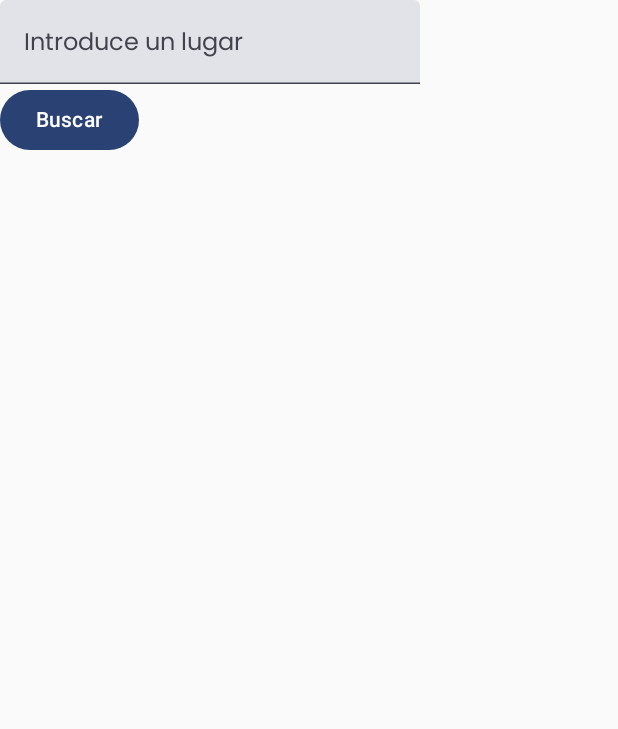
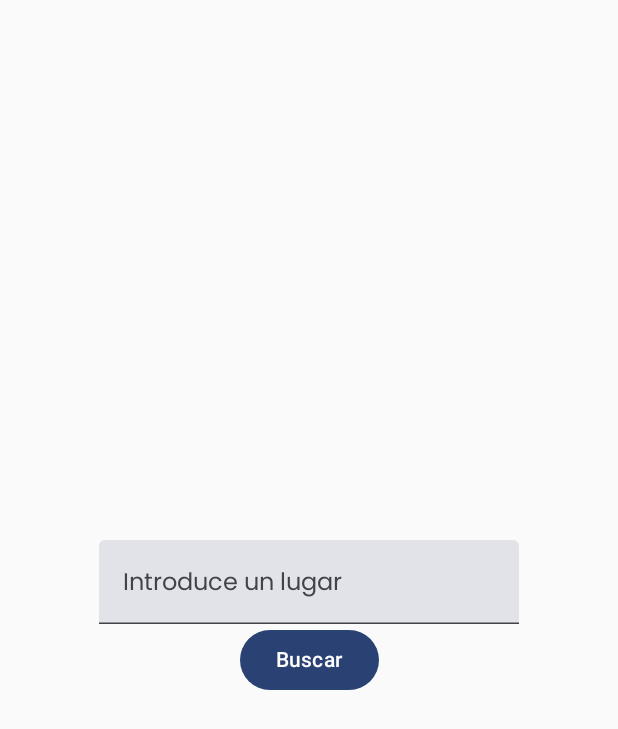
Before and after one commit to beamm536/tfgViajes, an Android app built with Jetpack Compose: the screen it shows after launch (MainActivity), on a phone screen of 412 x 824 dp. Shown: the top 729 px of the screen. Run offline under Robolectric (Android 15) with nearby library versions, the phone set to English and light mode, and no system bars; our stand-ins replace Firebase (no records; nobody signed in at launch, a user with empty details on screens opened directly); pictures from the network do not load.

Commit message:
tamaño mapa ampliado :000

```diff
--- a/app/src/main/java/com/appclass/myapplication/ui/screens/mapbox/MapBox.kt
+++ b/app/src/main/java/com/appclass/myapplication/ui/screens/mapbox/MapBox.kt
@@ -1,7 +1,9 @@
 package com.appclass.myapplication.ui.screens.mapbox
 
 
+import androidx.compose.foundation.layout.Box
 import androidx.compose.foundation.layout.Column
+import androidx.compose.foundation.layout.fillMaxSize
 import androidx.compose.foundation.lazy.LazyColumn
 import androidx.compose.foundation.lazy.items
 import androidx.compose.material3.Button
@@ -13,6 +15,8 @@ import androidx.compose.runtime.getValue
 import androidx.compose.runtime.mutableStateOf
 import androidx.compose.runtime.remember
 import androidx.compose.runtime.setValue
+import androidx.compose.ui.Alignment
+import androidx.compose.ui.Modifier
 import androidx.lifecycle.viewmodel.compose.viewModel
 import androidx.navigation.NavController
 import coil.compose.AsyncImage
@@ -84,7 +88,13 @@ fun MapBox(navController: NavController, viewModel: MapBoxViewModel) {
     val geocodingResult = viewModel.geocodingResult.collectAsState()
     val staticMapUrl by viewModel.staticMapUrl.collectAsState()
 
-    Column {
+    Box(
+        modifier = Modifier.fillMaxSize(),
+        contentAlignment = Alignment.Center
+    ) {
+        Column(
+            horizontalAlignment = Alignment.CenterHorizontally // Opcional, centra contenido horizontalmente dentro de la Column
+        ) {
         TextField(
             value = query,
             onValueChange = { query = it },
@@ -114,5 +124,6 @@ fun MapBox(navController: NavController, viewModel: MapBoxViewModel) {
          * el problema de que esto estuviera mal, era la importación de Feature en Geocoding
          */
 
+        }
     }
 }
--- a/app/src/main/java/com/appclass/myapplication/ui/screens/mapbox/MapBoxViewModel.kt
+++ b/app/src/main/java/com/appclass/myapplication/ui/screens/mapbox/MapBoxViewModel.kt
@@ -61,7 +61,7 @@ private suspend fun fetchStaticMap(lon: Double, lat:Double){
         if (response.isSuccessful) {
             // Generas la url manual porque responseBody es imagen
             val url =
-                "https://api.mapbox.com/styles/v1/mapbox/streets-v12/static/$lon,$lat,14,0/500x300?access_token=${staticImagesRepository.accessToken}"
+                "https://api.mapbox.com/styles/v1/mapbox/streets-v12/static/$lon,$lat,14,0/900x700?access_token=${staticImagesRepository.accessToken}"
             _staticMapUrl.value = url
         }
     } catch (e: Exception) {
```
